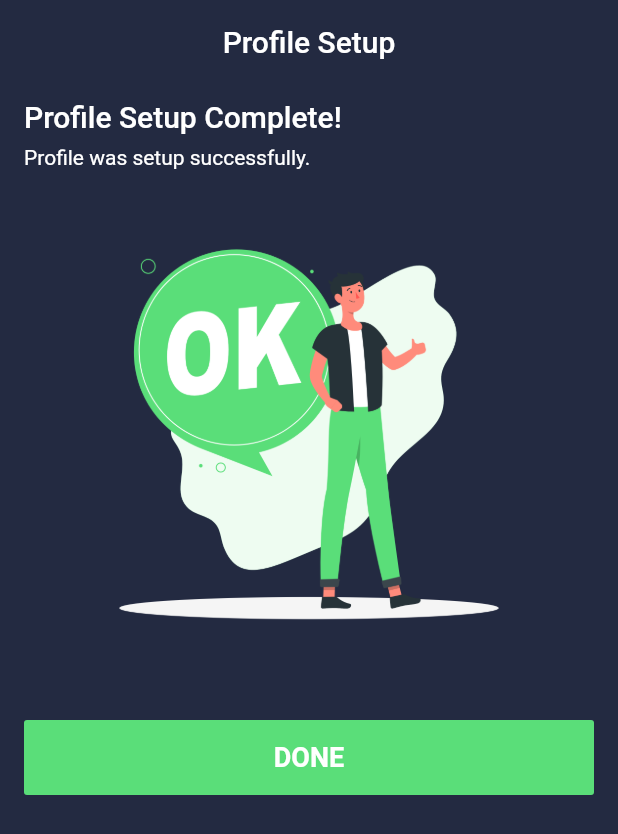
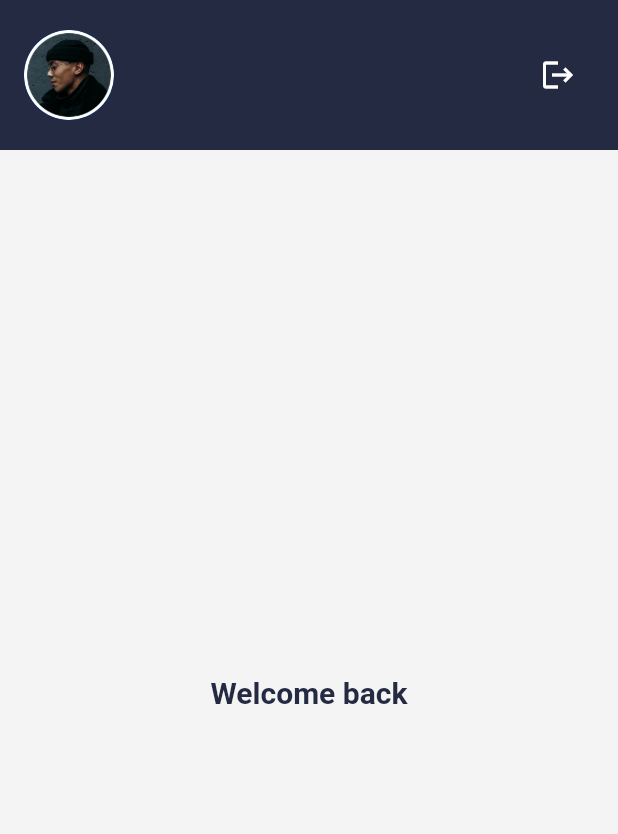
Before and after one commit to Manuelkpatsu/auth_stepper_ui, a Flutter app: the ProfileCompleteScreen screen opened by its route, after a tap on "DONE", on a phone screen of 412 x 824 dp. Shown: the top 834 px of the screen. Run offline on Flutter 3.47's test engine with Material 2 defaults, Android fonts, the phone set to English and light mode, and no system bars; our stand-ins replace country_picker, file_picker, image_picker, pin_code_fields; missing offline and left inert: flutter_pdfview.

Commit message:
Implement home screen

```diff
--- a/lib/router.dart
+++ b/lib/router.dart
@@ -10,6 +10,7 @@ import 'screen/auth/register/register_screen.dart';
 import 'screen/auth/reset_password/reset_password_screen.dart';
 import 'screen/auth/verify_otp/verify_otp_argument.dart';
 import 'screen/auth/verify_otp/verify_otp_screen.dart';
+import 'screen/home/home_screen.dart';
 
 class AppRouter {
   static Route<dynamic> generateRoute(RouteSettings settings) {
@@ -31,6 +32,8 @@ class AppRouter {
         return MaterialPageRoute(builder: (_) => ProfileSetUpScreen(argument: argument));
       case ProfileCompleteScreen.routeName:
         return MaterialPageRoute(builder: (_) => const ProfileCompleteScreen());
+      case HomeScreen.routeName:
+        return MaterialPageRoute(builder: (_) => const HomeScreen());
       default:
         return MaterialPageRoute(
           builder: (_) => Scaffold(
--- a/lib/screen/auth/register/profile_complete/profile_complete_screen.dart
+++ b/lib/screen/auth/register/profile_complete/profile_complete_screen.dart
@@ -1,4 +1,5 @@
 import 'package:auth_ui/screen/auth/register/profile_set_up/widget/profile_set_up_text.dart';
+import 'package:auth_ui/screen/home/home_screen.dart';
 import 'package:auth_ui/screen/widget/custom_button.dart';
 import 'package:flutter/material.dart';
 
@@ -37,7 +38,12 @@ class _ProfileCompleteScreenState extends State<ProfileCompleteScreen> {
             const DoneThumbnail(),
             const SizedBox(height: 20),
             CustomButton(
-              onPressed: () {},
+              onPressed: () {
+                Navigator.of(context).pushNamedAndRemoveUntil(
+                  HomeScreen.routeName,
+                  (route) => false,
+                );
+              },
               widget: Text('Done'.toUpperCase()),
             ),
             const SizedBox(height: 20),
--- /dev/null
+++ b/lib/screen/home/home_screen.dart
@@ -0,0 +1,50 @@
+import 'package:auth_ui/screen/auth/login/login_screen.dart';
+import 'package:auth_ui/theme/custom_color.dart';
+import 'package:flutter/material.dart';
+
+class HomeScreen extends StatelessWidget {
+  static const routeName = '/home';
+
+  const HomeScreen({Key? key}) : super(key: key);
+
+  @override
+  Widget build(BuildContext context) {
+    return Scaffold(
+      backgroundColor: CustomColor.scaffoldColor,
+      appBar: AppBar(
+        toolbarHeight: 100,
+        title: const SizedBox(
+          height: 60,
+          width: 60,
+          child: CircleAvatar(
+            backgroundImage: AssetImage("assets/images/profile-image.png"),
+          ),
+        ),
+        elevation: 0,
+        actions: <Widget>[
+          IconButton(
+            onPressed: () {
+              Navigator.of(context).pushNamedAndRemoveUntil(
+                LoginScreen.routeName,
+                (route) => false,
+              );
+            },
+            splashRadius: 20,
+            icon: const Icon(Icons.logout, color: Colors.white),
+          ),
+          const SizedBox(width: 16),
+        ],
+      ),
+      body: const Center(
+        child: Text(
+          'Welcome back',
+          style: TextStyle(
+            fontSize: 20,
+            color: CustomColor.primaryColor,
+            fontWeight: FontWeight.bold,
+          ),
+        ),
+      ),
+    );
+  }
+}
```
Also changed, not shown: assets/images/profile-image.png (added).
